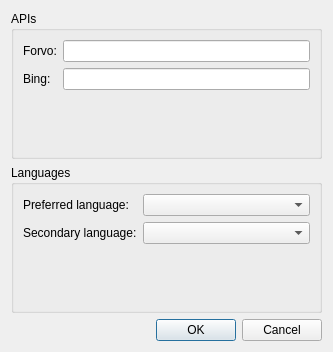
Above: ffvocdeckbuilder/ui/preferences.ui from simgunz/anki-addons_fluent-forever-vocabulary-deck-builder before the change. Below: the same form after it.
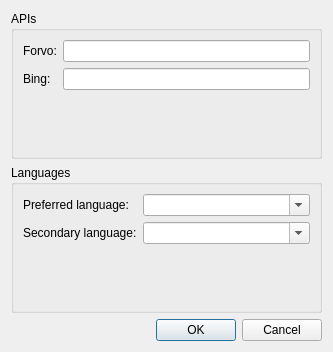
That is the form after the change.

Commit message: Set meaningful names to widget in form

The edit to the form file:
```diff
--- a/ffvocdeckbuilder/ui/preferences.ui
+++ b/ffvocdeckbuilder/ui/preferences.ui
@@ -68,7 +68,11 @@
        </widget>
       </item>
       <item row="0" column="1">
-       <widget class="QComboBox" name="comboBox"/>
+       <widget class="QComboBox" name="cbPreferredLanguage">
+        <property name="editable">
+         <bool>true</bool>
+        </property>
+       </widget>
       </item>
       <item row="1" column="0">
        <widget class="QLabel" name="label_8">
@@ -78,7 +82,11 @@
        </widget>
       </item>
       <item row="1" column="1">
-       <widget class="QComboBox" name="comboBox_2"/>
+       <widget class="QComboBox" name="cbSecondaryLanguage">
+        <property name="editable">
+         <bool>true</bool>
+        </property>
+       </widget>
       </item>
      </layout>
     </widget>
```
Left out of the diff: 4 changed lines with no effect on the pictures.
